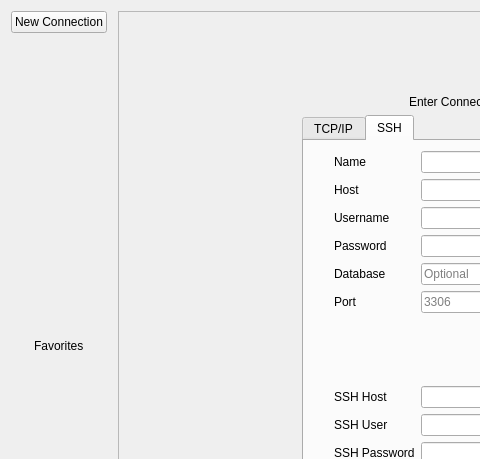
The window that app/views/ConnectionView.ui (snorlax95/Goofy-SQL) describes before a commit, drawn with Qt 5; both pictures show x 0 to 480 and y 0 to 459 of the 880 by 672 pixel window.
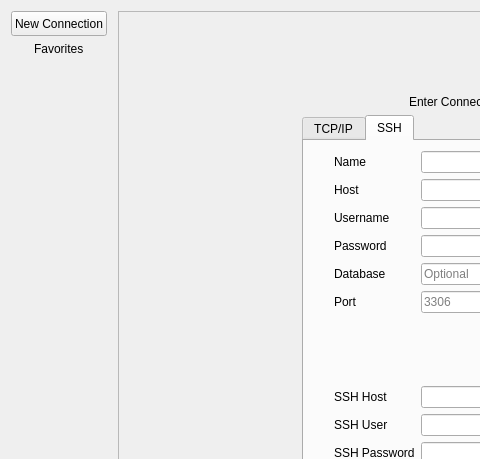
The same window after the commit.

What changed in the file:
```diff
--- a/app/views/ConnectionView.ui
+++ b/app/views/ConnectionView.ui
@@ -486,8 +486,20 @@
      <property name="rightMargin">
       <number>5</number>
      </property>
-     <item alignment="Qt::AlignTop">
+     <item>
       <widget class="QPushButton" name="NewConnectionButton">
+       <property name="minimumSize">
+        <size>
+         <width>0</width>
+         <height>25</height>
+        </size>
+       </property>
+       <property name="maximumSize">
+        <size>
+         <width>16777215</width>
+         <height>25</height>
+        </size>
+       </property>
        <property name="text">
         <string>New Connection</string>
        </property>
```
